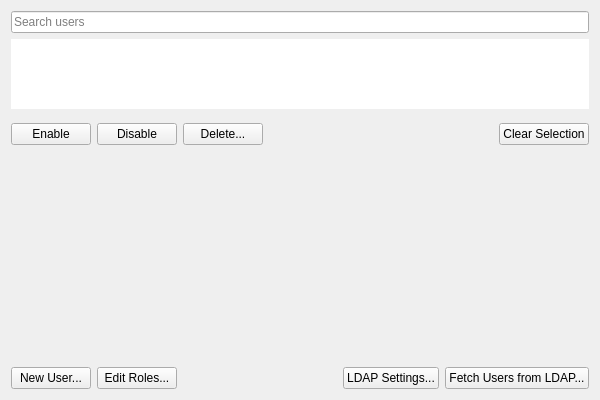
networkoptix/nx_open, file client/nx_client_desktop/src/ui/widgets/system_settings/user_management_widget.ui: the form before one commit.
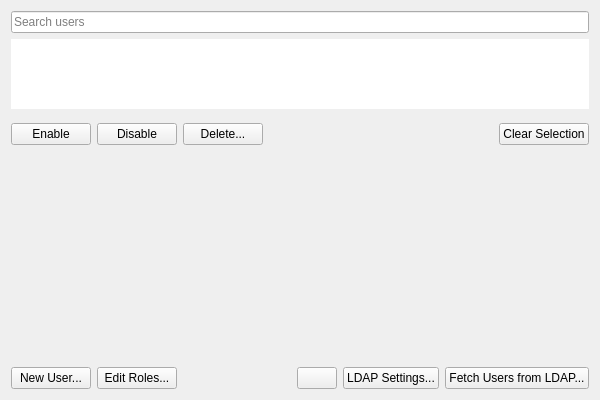
The form after the commit. Custom widgets are drawn as their Qt base class.

Commit message:
VMS-9308 VMS-9307 Implemented new hint button and added it to UI
<==== Mercurial data ====>
Branch: vms_3.2_dev

```diff
--- a/client/nx_client_desktop/src/ui/widgets/system_settings/user_management_widget.ui
+++ b/client/nx_client_desktop/src/ui/widgets/system_settings/user_management_widget.ui
@@ -158,6 +158,10 @@
        </property>
       </spacer>
      </item>
+     <item>
+       <widget class="nx::client::desktop::HintButton" name="ldapTooltip" native="true">
+       </widget>
+     </item>
      <item>
       <widget class="QPushButton" name="ldapSettingsButton">
        <property name="text">
@@ -182,6 +186,11 @@
    <extends>QTreeView</extends>
    <header location="global">ui/widgets/common/tree_view.h</header>
   </customwidget>
+  <customwidget>
+    <class>nx::client::desktop::HintButton</class>
+    <extends>QPushButton</extends>
+    <header location="global">nx/client/desktop/common/widgets/hint_button.h</header>
+  </customwidget>
  </customwidgets>
  <tabstops>
   <tabstop>filterLineEdit</tabstop>
```
The commit also changes 32 other files.
